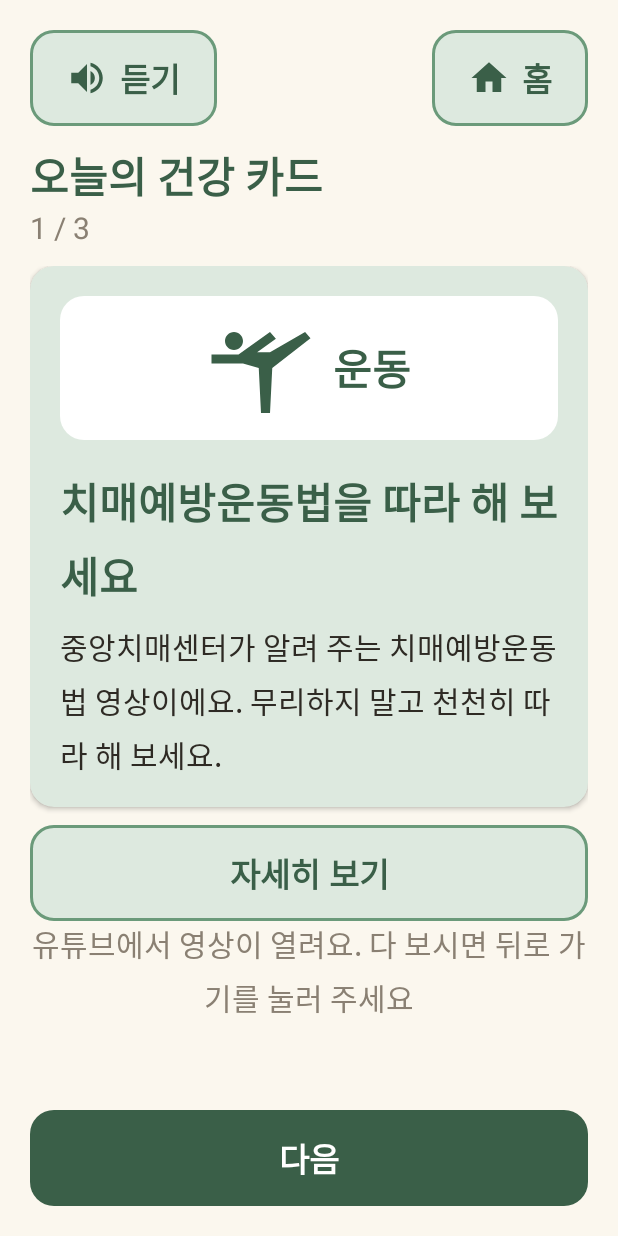
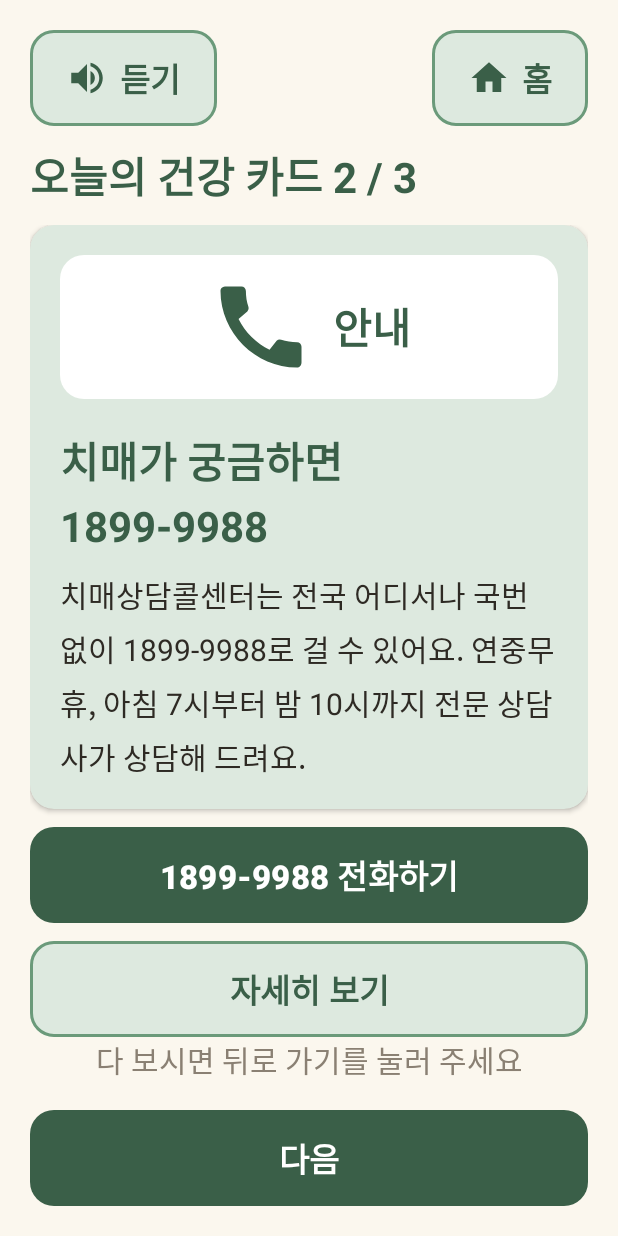
Before and after one commit to Jun11561/dorawing-app, an Android app: the HealthCardActivity screen opened directly, with no data from a screen before it, after a tap on "자세히 보기", on a phone screen of 412 x 824 dp. Run offline under Robolectric (Android 15) with nearby library versions, the phone set to English and light mode, and no system bars; 3 other taps on this screen came first.

Commit message:
운동 카드 공개 영상 링크로 교체, 건강 카드 안내 한 줄로, 디버그 시나리오는 자가진단 결과를 남김

```diff
--- a/app/src/debug/res/layout/activity_debug.xml
+++ b/app/src/debug/res/layout/activity_debug.xml
@@ -30,7 +30,7 @@
                 android:layout_width="match_parent"
                 android:layout_height="wrap_content"
                 android:layout_marginTop="@dimen/screen_padding"
-                android:text="가상 기록 넣기 (1, 2번은 기존 기록을 지우고 넣어요)" />
+                android:text="가상 기록 넣기 (1, 2번은 게임 기록을 지우고 넣어요. 자가진단 결과는 남아요)" />
 
             <LinearLayout
                 android:id="@+id/scenarioList"
--- a/app/src/main/java/com/team3/dorawing/ui/home/HealthCardActivity.kt
+++ b/app/src/main/java/com/team3/dorawing/ui/home/HealthCardActivity.kt
@@ -61,7 +61,8 @@ class HealthCardActivity : AppCompatActivity() {
 
     private fun showCard() {
         val card = cards[index]
-        binding.tvProgress.text = getString(R.string.card_progress, index + 1, cards.size)
+        // 몇 번째 장인지는 제목 줄에 붙여 카드 아래 버튼과 안내까지 한 화면에 들어가게 한다
+        binding.topBar.tvTitle.text = getString(R.string.card_progress, index + 1, cards.size)
         binding.tvPicture.text = card.type
         val icon = HealthCards.iconFor(card.icon)
         if (icon != null) binding.ivIcon.setImageResource(icon)
@@ -71,8 +72,8 @@ class HealthCardActivity : AppCompatActivity() {
         val more = if (card.link.isBlank()) View.GONE else View.VISIBLE
         binding.btnMore.visibility = more
         binding.tvMoreHelp.visibility = more
-        // 무엇이 열리는지 링크에 맞게 알려 준다
-        binding.tvMoreHelp.setText(if (HealthCards.isVideo(card.link)) R.string.card_more_help_video else R.string.card_more_help)
+        // 무엇이 열리는지 버튼 이름으로 알려 주고, 안내는 한 줄로 둔다
+        binding.btnMore.setText(if (HealthCards.isVideo(card.link)) R.string.card_more_video else R.string.card_more)
         binding.btnCall.visibility = if (card.phone.isBlank()) View.GONE else View.VISIBLE
 
         val last = index == cards.size - 1
--- a/app/src/main/res/layout/activity_health_card.xml
+++ b/app/src/main/res/layout/activity_health_card.xml
@@ -8,12 +8,6 @@
     <include
         android:id="@+id/topBar"
         layout="@layout/view_top_bar" />
-
-    <TextView
-        android:id="@+id/tvProgress"
-        style="@style/Text.Sub"
-        android:layout_width="match_parent"
-        android:layout_height="wrap_content" />
 
     <ScrollView
         android:layout_width="match_parent"
@@ -100,7 +94,8 @@
                 style="@style/Text.Sub"
                 android:layout_width="match_parent"
                 android:layout_height="wrap_content"
-                android:gravity="center" />
+                android:gravity="center"
+                android:text="@string/card_more_help" />
         </LinearLayout>
     </ScrollView>
 
--- a/app/src/main/res/raw/health_cards.json
+++ b/app/src/main/res/raw/health_cards.json
@@ -66,7 +66,7 @@
     "type": "운동",
     "title": "치매예방운동법을 따라 해 보세요",
     "body": "중앙치매센터가 알려 주는 치매예방운동법 영상이에요. 무리하지 말고 천천히 따라 해 보세요.",
-    "link": "https://www.youtube.com/watch?v=BX4NhDzc9Ec",
+    "link": "https://www.youtube.com/watch?v=f2G9HM59FJM",
     "icon": "sports_gymnastics"
   },
   {
--- a/app/src/main/res/values/strings.xml
+++ b/app/src/main/res/values/strings.xml
@@ -100,10 +100,10 @@
     <string name="result_no_phone">이 기기에서는 전화를 걸 수 없어요. 1899-9988로 전화해 주세요.</string>
 
     <!-- 건강 카드 -->
-    <string name="card_progress">%1$d / %2$d</string>
+    <string name="card_progress">오늘의 건강 카드 %1$d / %2$d</string>
     <string name="card_more">자세히 보기</string>
-    <string name="card_more_help">인터넷 화면이 열려요. 다 보시면 뒤로 가기를 눌러 주세요</string>
-    <string name="card_more_help_video">유튜브에서 영상이 열려요. 다 보시면 뒤로 가기를 눌러 주세요</string>
+    <string name="card_more_video">유튜브 영상 보기</string>
+    <string name="card_more_help">다 보시면 뒤로 가기를 눌러 주세요</string>
     <string name="card_call">1899-9988 전화하기</string>
     <string name="card_next">다음</string>
     <string name="card_finish">다 봤어요</string>
```
Also changed, not shown: app/src/debug/java/com/team3/dorawing/ui/debug/DebugActivity.kt (+13 -3 lines).
